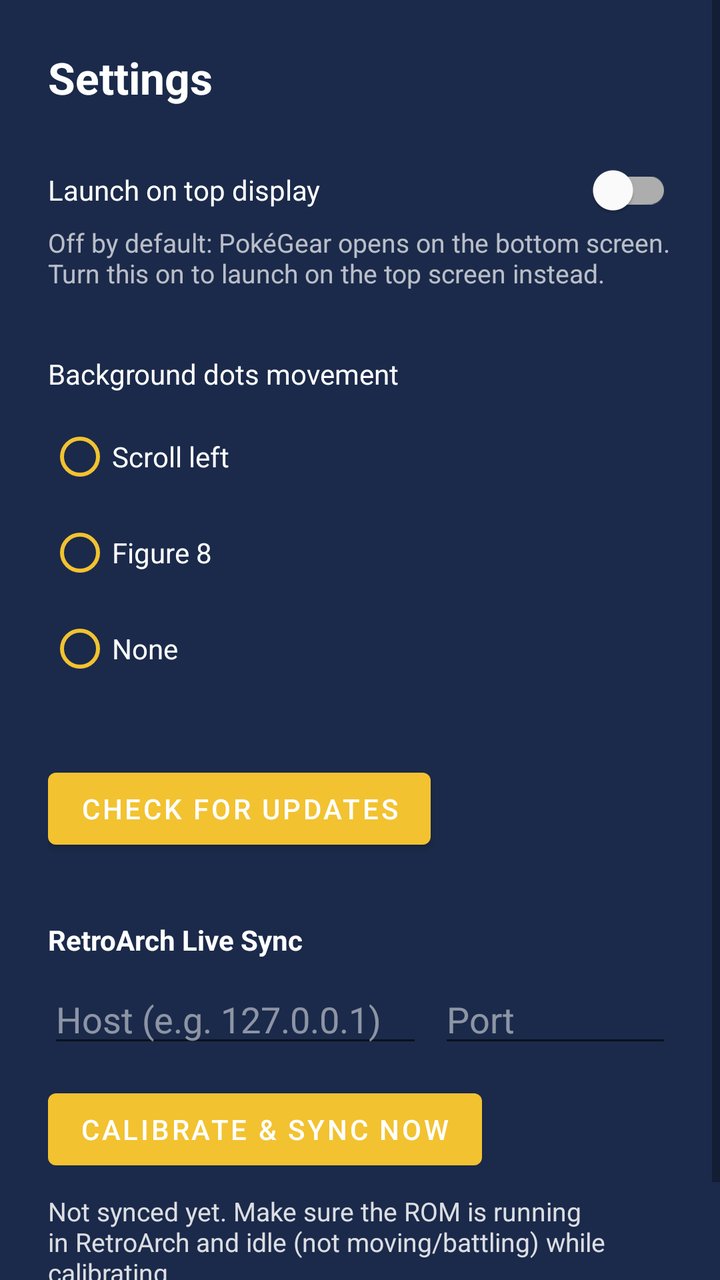
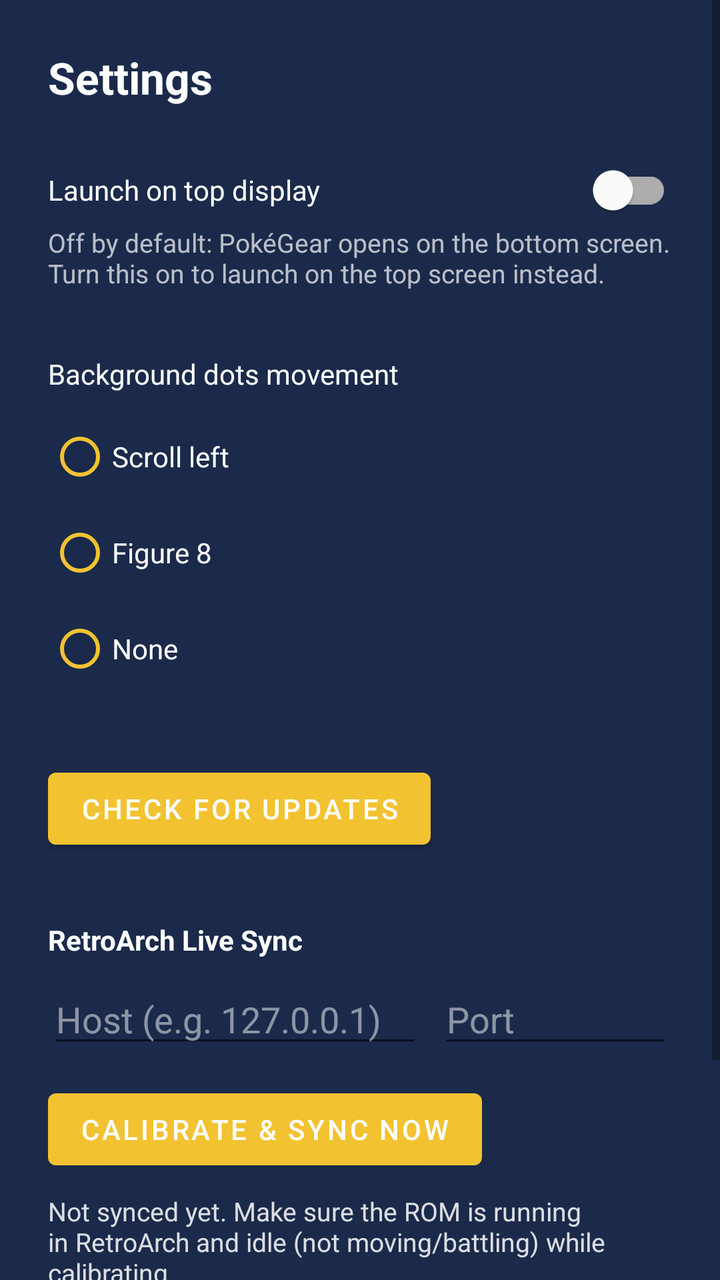

The first picture is an Android layout as it rendered before a commit; the second is the same layout after the commit. The layout source and the unified diff follow.
<!-- AndroidManifest.xml: application theme Theme.PGearHS -->
<!-- res/layout/activity_settings.xml -->
<?xml version="1.0" encoding="utf-8"?>
<ScrollView xmlns:android="http://schemas.android.com/apk/res/android"
    xmlns:app="http://schemas.android.com/apk/res-auto"
    android:layout_width="match_parent"
    android:layout_height="match_parent"
    android:background="@color/johtoBackground">

    <androidx.constraintlayout.widget.ConstraintLayout
        android:layout_width="match_parent"
        android:layout_height="wrap_content"
        android:padding="24dp">

        <TextView
            android:id="@+id/settingsHeader"
            android:layout_width="wrap_content"
            android:layout_height="wrap_content"
            android:text="@string/settings_title"
            android:textColor="@color/johtoOnBackground"
            android:textSize="22sp"
            android:textStyle="bold"
            app:layout_constraintStart_toStartOf="parent"
            app:layout_constraintTop_toTopOf="parent" />

        <TextView
            android:id="@+id/preferTopDisplayLabel"
            android:layout_width="0dp"
            android:layout_height="wrap_content"
            android:layout_marginTop="32dp"
            android:layout_marginEnd="16dp"
            android:text="@string/prefer_top_display_label"
            android:textColor="@color/johtoOnBackground"
            app:layout_constraintEnd_toStartOf="@id/preferTopDisplaySwitch"
            app:layout_constraintStart_toStartOf="parent"
            app:layout_constraintTop_toBottomOf="@id/settingsHeader" />

        <com.google.android.material.switchmaterial.SwitchMaterial
            android:id="@+id/preferTopDisplaySwitch"
            android:layout_width="wrap_content"
            android:layout_height="wrap_content"
            app:layout_constraintBottom_toBottomOf="@id/preferTopDisplayLabel"
            app:layout_constraintEnd_toEndOf="parent"
            app:layout_constraintTop_toTopOf="@id/preferTopDisplayLabel" />

        <TextView
            android:id="@+id/preferTopDisplayHint"
            android:layout_width="0dp"
            android:layout_height="wrap_content"
            android:layout_marginTop="8dp"
            android:alpha="0.7"
            android:text="@string/prefer_top_display_hint"
            android:textColor="@color/johtoOnBackground"
            android:textSize="13sp"
            app:layout_constraintEnd_toEndOf="parent"
            app:layout_constraintStart_toStartOf="parent"
            app:layout_constraintTop_toBottomOf="@id/preferTopDisplayLabel" />

        <TextView
            android:id="@+id/menuBackgroundMovementLabel"
            android:layout_width="0dp"
            android:layout_height="wrap_content"
            android:layout_marginTop="32dp"
            android:text="@string/menu_background_movement_label"
            android:textColor="@color/johtoOnBackground"
            app:layout_constraintEnd_toEndOf="parent"
            app:layout_constraintStart_toStartOf="parent"
            app:layout_constraintTop_toBottomOf="@id/preferTopDisplayHint" />

        <RadioGroup
            android:id="@+id/menuBackgroundMovementGroup"
            android:layout_width="wrap_content"
            android:layout_height="wrap_content"
            android:layout_marginTop="8dp"
            app:layout_constraintStart_toStartOf="parent"
            app:layout_constraintTop_toBottomOf="@id/menuBackgroundMovementLabel">

            <RadioButton
                android:id="@+id/movementOptionLeft"
                android:layout_width="wrap_content"
                android:layout_height="wrap_content"
                android:buttonTint="@color/johtoAccent"
                android:text="@string/menu_background_movement_left"
                android:textColor="@color/johtoOnBackground" />

            <RadioButton
                android:id="@+id/movementOptionFigureEight"
                android:layout_width="wrap_content"
                android:layout_height="wrap_content"
                android:buttonTint="@color/johtoAccent"
                android:text="@string/menu_background_movement_figure_eight"
                android:textColor="@color/johtoOnBackground" />

            <RadioButton
                android:id="@+id/movementOptionNone"
                android:layout_width="wrap_content"
                android:layout_height="wrap_content"
                android:buttonTint="@color/johtoAccent"
                android:text="@string/menu_background_movement_none"
                android:textColor="@color/johtoOnBackground" />

        </RadioGroup>

        <Button
            android:id="@+id/checkForUpdatesButton"
            android:layout_width="wrap_content"
            android:layout_height="wrap_content"
            android:layout_marginTop="32dp"
            android:text="@string/check_for_updates"
            app:layout_constraintStart_toStartOf="parent"
            app:layout_constraintTop_toBottomOf="@id/menuBackgroundMovementGroup" />

        <TextView
            android:id="@+id/retroArchSyncLabel"
            android:layout_width="0dp"
            android:layout_height="wrap_content"
            android:layout_marginTop="32dp"
            android:text="@string/retroarch_sync_label"
            android:textColor="@color/johtoOnBackground"
            android:textStyle="bold"
            app:layout_constraintEnd_toEndOf="parent"
            app:layout_constraintStart_toStartOf="parent"
            app:layout_constraintTop_toBottomOf="@id/checkForUpdatesButton" />

        <EditText
            android:id="@+id/retroArchHostInput"
            android:layout_width="0dp"
            android:layout_height="wrap_content"
            android:layout_marginTop="8dp"
            android:layout_marginEnd="8dp"
            android:autofillHints="none"
            android:hint="@string/retroarch_host_hint"
            android:inputType="textUri"
            android:textColor="@color/johtoOnBackground"
            android:textColorHint="#80FFFFFF"
            app:layout_constraintEnd_toStartOf="@id/retroArchPortInput"
            app:layout_constraintStart_toStartOf="parent"
            app:layout_constraintTop_toBottomOf="@id/retroArchSyncLabel"
            app:layout_constraintWidth_percent="0.6" />

        <EditText
            android:id="@+id/retroArchPortInput"
            android:layout_width="0dp"
            android:layout_height="wrap_content"
            android:layout_marginTop="8dp"
            android:autofillHints="none"
            android:hint="@string/retroarch_port_hint"
            android:inputType="number"
            android:textColor="@color/johtoOnBackground"
            android:textColorHint="#80FFFFFF"
            app:layout_constraintEnd_toEndOf="parent"
            app:layout_constraintStart_toEndOf="@id/retroArchHostInput"
            app:layout_constraintTop_toBottomOf="@id/retroArchSyncLabel" />

        <Button
            android:id="@+id/calibrateSyncButton"
            android:layout_width="wrap_content"
            android:layout_height="wrap_content"
            android:layout_marginTop="12dp"
            android:text="@string/retroarch_calibrate_button"
            app:layout_constraintStart_toStartOf="parent"
            app:layout_constraintTop_toBottomOf="@id/retroArchHostInput" />

        <TextView
            android:id="@+id/retroArchSyncStatus"
            android:layout_width="0dp"
            android:layout_height="wrap_content"
            android:layout_marginTop="8dp"
            android:layout_marginBottom="24dp"
            android:alpha="0.85"
            android:text="@string/retroarch_sync_status_idle"
            android:textColor="@color/johtoOnBackground"
            android:textSize="13sp"
            app:layout_constraintBottom_toBottomOf="parent"
            app:layout_constraintEnd_toEndOf="parent"
            app:layout_constraintStart_toStartOf="parent"
            app:layout_constraintTop_toBottomOf="@id/calibrateSyncButton" />

    </androidx.constraintlayout.widget.ConstraintLayout>
</ScrollView>
<!-- resources referenced by this layout -->
<resources>
  <color name="johtoAccent">#F2C230</color>
  <color name="johtoBackground">#1B2A4A</color>
  <color name="johtoOnBackground">#FFFFFF</color>
  <string name="check_for_updates">Check for updates</string>
  <string name="menu_background_movement_figure_eight">Figure 8</string>
  <string name="menu_background_movement_label">Background dots movement</string>
  <string name="menu_background_movement_left">Scroll left</string>
  <string name="menu_background_movement_none">None</string>
  <string name="prefer_top_display_hint">Off by default: PokéGear opens on the bottom screen. Turn this on to launch on the top screen instead.</string>
  <string name="prefer_top_display_label">Launch on top display</string>
  <string name="retroarch_calibrate_button">Calibrate &amp; Sync Now</string>
  <string name="retroarch_host_hint">Host (e.g. 127.0.0.1)</string>
  <string name="retroarch_port_hint">Port</string>
  <string name="retroarch_sync_label">RetroArch Live Sync</string>
  <string name="retroarch_sync_status_idle">Not synced yet. Make sure the ROM is running in RetroArch and idle (not moving/battling) while calibrating.</string>
  <string name="settings_title">Settings</string>
  <style name="Theme.PGearHS" parent="Theme.MaterialComponents.DayNight.NoActionBar">
          <item name="colorPrimary">@color/johtoAccent</item>
          <item name="colorPrimaryDark">@color/johtoBackground</item>
          <item name="colorAccent">@color/johtoAccent</item>
          <item name="android:windowBackground">@color/johtoBackground</item>
          <item name="android:statusBarColor" tools:targetApi="l">@color/johtoBackground</item>
      </style>
</resources>

<!-- the commit's change to res/layout/activity_settings.xml (unified diff, before → after) -->
@@ -164,15 +164,24 @@
             android:layout_width="0dp"
             android:layout_height="wrap_content"
             android:layout_marginTop="8dp"
-            android:layout_marginBottom="24dp"
             android:alpha="0.85"
             android:text="@string/retroarch_sync_status_idle"
             android:textColor="@color/johtoOnBackground"
             android:textSize="13sp"
-            app:layout_constraintBottom_toBottomOf="parent"
             app:layout_constraintEnd_toEndOf="parent"
             app:layout_constraintStart_toStartOf="parent"
             app:layout_constraintTop_toBottomOf="@id/calibrateSyncButton" />
 
+        <Button
+            android:id="@+id/debugLogButton"
+            android:layout_width="wrap_content"
+            android:layout_height="wrap_content"
+            android:layout_marginTop="32dp"
+            android:layout_marginBottom="24dp"
+            android:text="@string/debug_log_button"
+            app:layout_constraintBottom_toBottomOf="parent"
+            app:layout_constraintStart_toStartOf="parent"
+            app:layout_constraintTop_toBottomOf="@id/retroArchSyncStatus" />
+
     </androidx.constraintlayout.widget.ConstraintLayout>
 </ScrollView>
<!-- resource entries referenced after the edit -->
@@ -4,6 +4,7 @@
   <color name="johtoBackground">#1B2A4A</color>
   <color name="johtoOnBackground">#FFFFFF</color>
   <string name="check_for_updates">Check for updates</string>
+  <string name="debug_log_button">Debug Log</string>
   <string name="menu_background_movement_figure_eight">Figure 8</string>
   <string name="menu_background_movement_label">Background dots movement</string>
   <string name="menu_background_movement_left">Scroll left</string>
